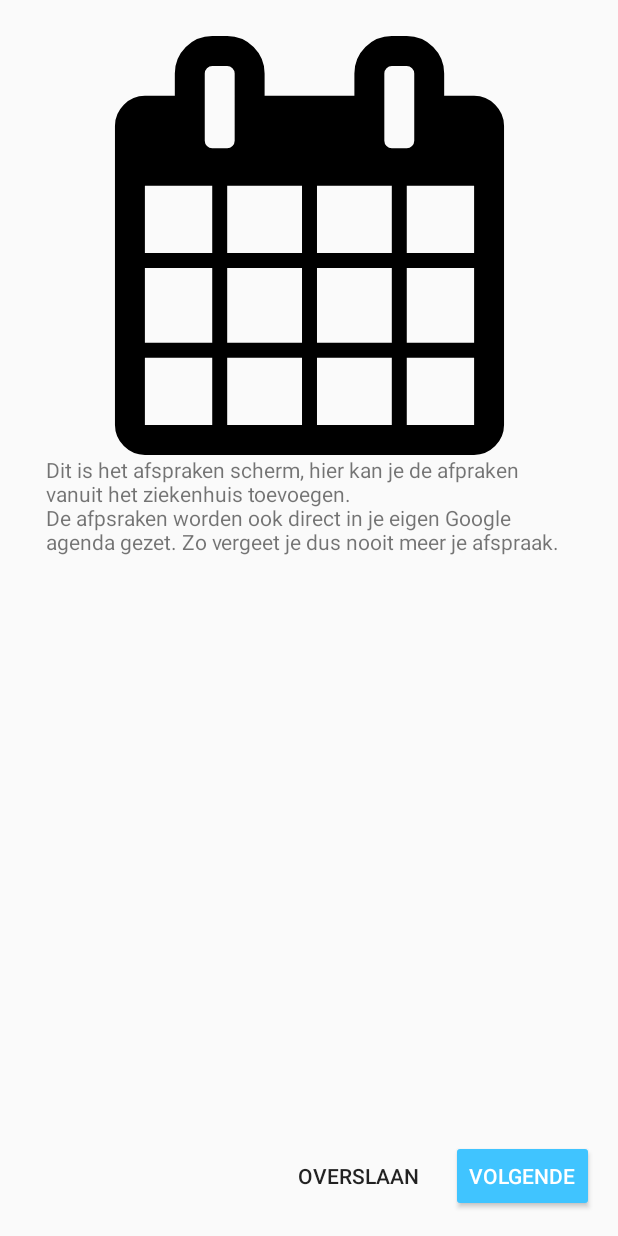
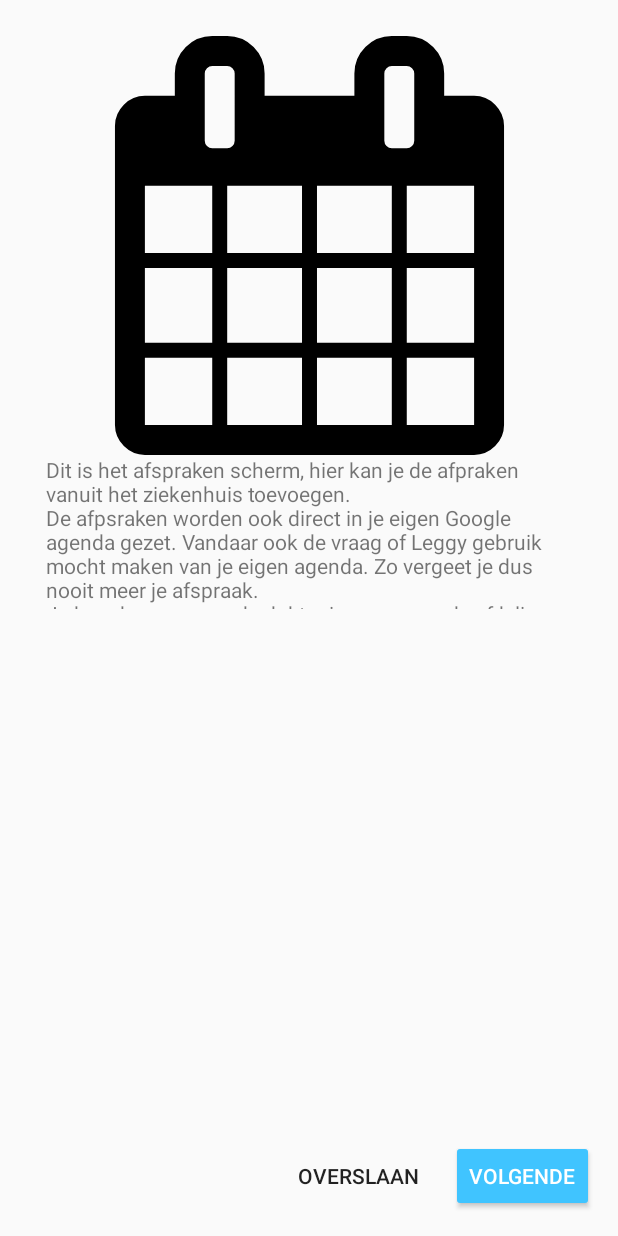
Before and after one commit to johnbaaij/ipmedt-4, an Android app: the screen it shows after launch (TutorialActivity), after a tap on "VOLGENDE", on a phone screen of 412 x 824 dp. Run offline under Robolectric (Android 15) with nearby library versions, the phone set to English and light mode, and no system bars.

Commit message:
- fixed the layout in the calender.xml add some margin by the right - adding some text to the fragments and add those in the strings.xml file - make the tutorial switch with images and text when there is a next slide

```diff
--- a/app/src/main/java/com/b_healty/john/prototype1/LoginActivity.java
+++ b/app/src/main/java/com/b_healty/john/prototype1/LoginActivity.java
@@ -1,6 +1,8 @@
 package com.b_healty.john.prototype1;
 import android.content.Intent;
+import android.os.Build;
 import android.os.Bundle;
+import android.support.annotation.RequiresApi;
 import android.support.v7.app.AppCompatActivity;
 import android.text.InputType;
 import android.view.View;
@@ -30,6 +32,7 @@ public class LoginActivity extends AppCompatActivity {
         this.dbHandler = new DBHandler(this, null, null, 1);
     }
 
+    @RequiresApi(api = Build.VERSION_CODES.CUPCAKE)
     @Override
     protected void onCreate(Bundle savedInstanceState) {
         super.onCreate(savedInstanceState);
@@ -44,6 +47,7 @@ public class LoginActivity extends AppCompatActivity {
 
 
         login.setOnClickListener(new View.OnClickListener() {
+            @RequiresApi(api = Build.VERSION_CODES.GINGERBREAD)
             @Override
             public void onClick(View v) {
 
--- a/app/src/main/res/layout/text_layout.xml
+++ b/app/src/main/res/layout/text_layout.xml
@@ -12,8 +12,8 @@
             android:layout_height="46dp"
             android:layout_marginTop="8dp"
             android:paddingLeft="16dp"
+            android:scrollbars="vertical"
             android:text="TextView"
-            android:scrollbars="vertical"
 
             android:textSize="18sp" />
 
--- a/app/src/main/res/values/strings.xml
+++ b/app/src/main/res/values/strings.xml
@@ -114,12 +114,15 @@
 
         <!-- fragment1: int0 -->
         <string name="tut_text1">Welkom bij de tutorial, voordat je kan inloggen leggen we eerst wat uit.
-        \nDit is het home scherm, hier kun je alles in een oogopslag zien.\nVan fase tot afspraken is alles duidelijk in tegels verdeeld.</string>
+        \nDit is het Home scherm, hier kun je alles in een oogopslag zien.\nVan fase tot afspraken is alles duidelijk in tegels verdeeld.
+            \nEr is een timer tot de volgende afpraakt en krijg je een random vraag uit de FAQ te zien om iets wijzer te worden over het herstel.</string>
         <!-- fragment2: int1 -->
         <string name="tut_text2">Dit is het afspraken scherm, hier kan je de afpraken vanuit het ziekenhuis toevoegen.
-            \nDe afpsraken worden ook direct in je eigen Google agenda gezet. Zo vergeet je dus nooit meer je afspraak.</string>
+            \nDe afpsraken worden ook direct in je eigen Google agenda gezet. Vandaar ook de vraag of Leggy gebruik mocht maken van je eigen agenda. Zo vergeet je dus nooit meer je afspraak.
+        \nJe kan de naam van de dokter in voeren en de afdeling waar je heen moet. Wanneer je in het ziekenhuis ben staat dus ook alle informatie in je telefoon.</string>
         <!-- fragment2: int3 -->
-        <string name="tut_text3">Dit is tutorial slide 3</string>
+        <string name="tut_text3">Wanneer je vragen heb over het genezingsproces of het gips, kan je deze vinden in de FAQ pagina.
+            \n Hier vind je een lijst met vragen en andwoorden, door op de vraag te klikken kan je het andwoord bekijken.</string>
         <!-- final fragmet: int2 -->
         <string name="tut_final">Als laatste is er een pagina over de gebruiker. Hierin kan je alles over jou proces zien. Welke fase beving jij je en hoelang is nog het genezingsproces.
         \nmocht je de tutorial nog een keertje willen bekijken is deze ook te vinden in de User pagina.
```
